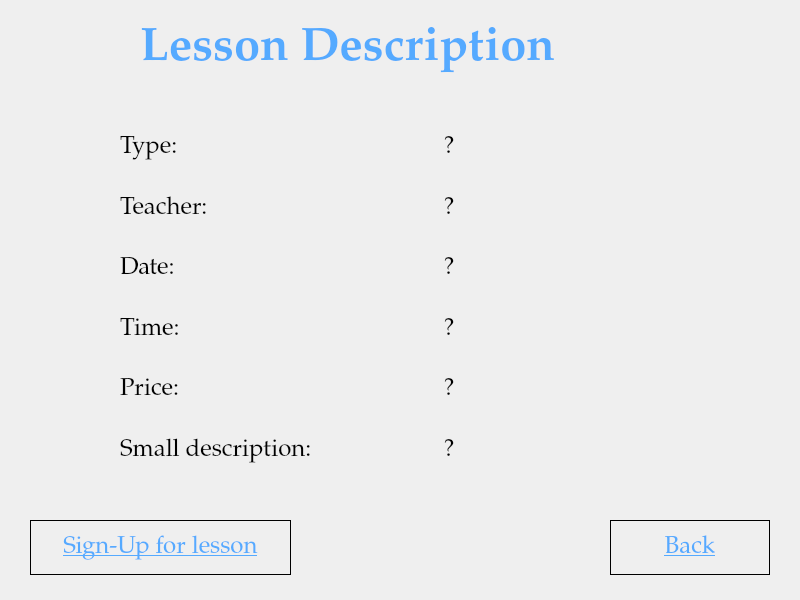
First picture: the form in UI/LessonDescriptionPageUI.ui, repository tural777/FinalProject, before the edit.
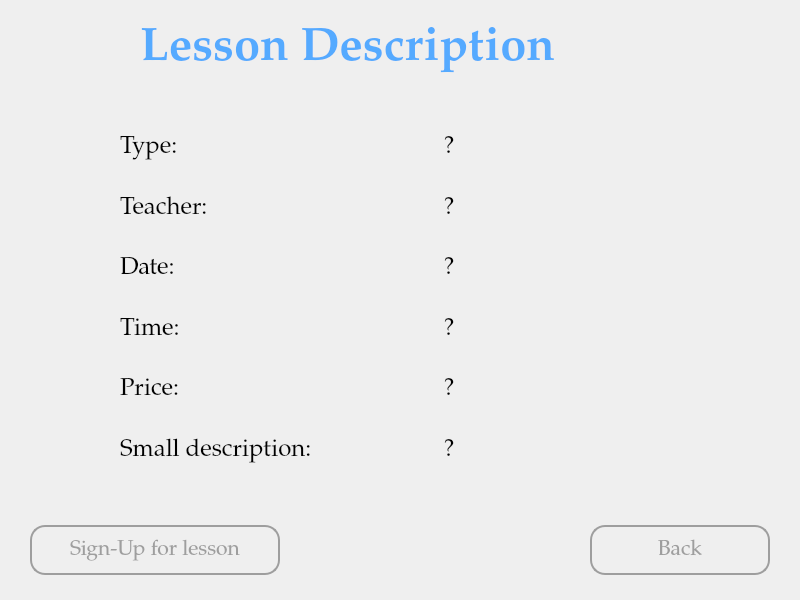
Second picture: the form after the edit.

Diff of the .ui file:
```diff
--- a/UI/LessonDescriptionPageUI.ui
+++ b/UI/LessonDescriptionPageUI.ui
@@ -16,6 +16,12 @@
     <height>600</height>
    </size>
   </property>
+  <property name="maximumSize">
+   <size>
+    <width>800</width>
+    <height>600</height>
+   </size>
+  </property>
   <property name="font">
    <font>
     <family>Palatino Linotype</family>
@@ -28,25 +34,39 @@
   <widget class="QPushButton" name="btn_back">
    <property name="geometry">
     <rect>
-     <x>610</x>
-     <y>520</y>
-     <width>160</width>
-     <height>55</height>
+     <x>590</x>
+     <y>525</y>
+     <width>180</width>
+     <height>50</height>
     </rect>
    </property>
    <property name="font">
     <font>
      <family>Palatino Linotype</family>
-     <pointsize>18</pointsize>
-     <underline>true</underline>
+     <pointsize>16</pointsize>
+     <underline>false</underline>
     </font>
    </property>
    <property name="cursor">
     <cursorShape>PointingHandCursor</cursorShape>
    </property>
    <property name="styleSheet">
-    <string notr="true">border: 1px solid black;
-color: rgb(85, 170, 255);</string>
+    <string notr="true">QPushButton{
+	border: 2px solid #9E9E9E;
+	border-radius: 15px;
+	background-color: #00000000;
+	color: #9E9E9E;
+}
+QPushButton:hover{
+	color: #FFFFFF;
+	background-color: #5a5a5a;
+}
+QPushButton:pressed{
+	color: #9c2219;
+}
+QPushButton:checked{
+	color: #2c998e;
+}</string>
    </property>
    <property name="text">
     <string>Back</string>
@@ -178,24 +198,38 @@
    <property name="geometry">
     <rect>
      <x>30</x>
-     <y>520</y>
-     <width>261</width>
-     <height>55</height>
+     <y>525</y>
+     <width>250</width>
+     <height>50</height>
     </rect>
    </property>
    <property name="font">
     <font>
      <family>Palatino Linotype</family>
-     <pointsize>18</pointsize>
-     <underline>true</underline>
+     <pointsize>16</pointsize>
+     <underline>false</underline>
     </font>
    </property>
    <property name="cursor">
     <cursorShape>PointingHandCursor</cursorShape>
    </property>
    <property name="styleSheet">
-    <string notr="true">border: 1px solid black;
-color: rgb(85, 170, 255);</string>
+    <string notr="true">QPushButton{
+	border: 2px solid #9E9E9E;
+	border-radius: 15px;
+	background-color: #00000000;
+	color: #9E9E9E;
+}
+QPushButton:hover{
+	color: #FFFFFF;
+	background-color: #5a5a5a;
+}
+QPushButton:pressed{
+	color: #9c2219;
+}
+QPushButton:checked{
+	color: #2c998e;
+}</string>
    </property>
    <property name="text">
     <string>Sign-Up for lesson</string>
```
